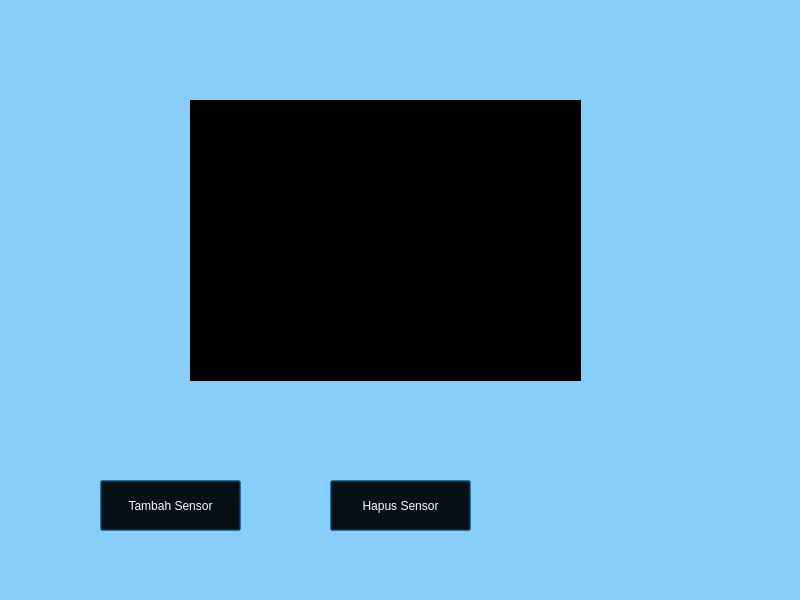
First picture: the form in mainwindow.ui, repository farel-dev68/Project-UAS, before the edit.
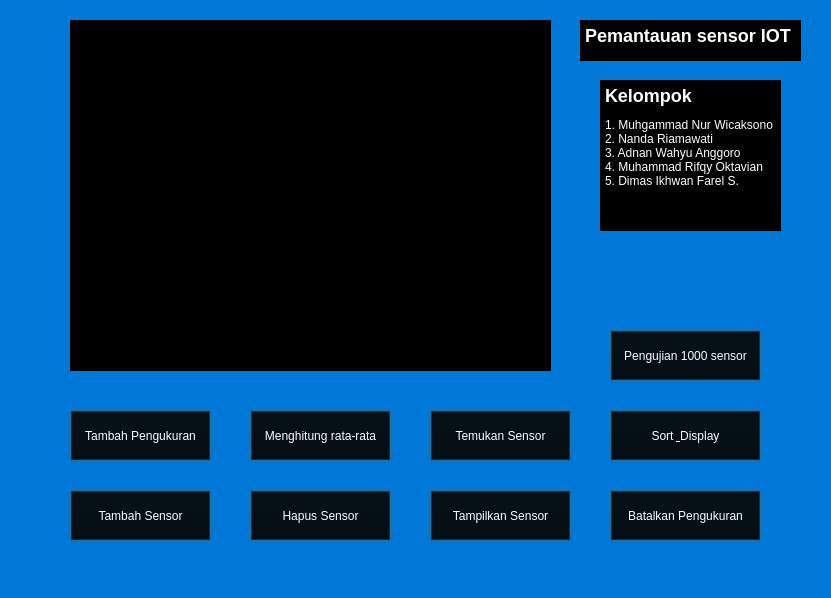
Second picture: the form after the edit.

Patch:
```diff
--- a/mainwindow.ui
+++ b/mainwindow.ui
@@ -6,22 +6,22 @@
    <rect>
     <x>0</x>
     <y>0</y>
-    <width>800</width>
-    <height>600</height>
+    <width>831</width>
+    <height>598</height>
    </rect>
   </property>
   <property name="windowTitle">
    <string>MainWindow</string>
   </property>
   <property name="styleSheet">
-   <string notr="true">background-color: #87CEFA;</string>
+   <string notr="true">background-color: #0078D7;</string>
   </property>
   <widget class="QWidget" name="centralwidget">
    <widget class="QPushButton" name="btnAddSensor">
     <property name="geometry">
      <rect>
-      <x>100</x>
-      <y>480</y>
+      <x>70</x>
+      <y>490</y>
       <width>141</width>
       <height>51</height>
      </rect>
@@ -61,8 +61,8 @@
    <widget class="QPushButton" name="btnRemoveSensor">
     <property name="geometry">
      <rect>
-      <x>330</x>
-      <y>480</y>
+      <x>250</x>
+      <y>490</y>
       <width>141</width>
       <height>51</height>
      </rect>
@@ -102,10 +102,10 @@
    <widget class="QTextBrowser" name="textOutput">
     <property name="geometry">
      <rect>
-      <x>190</x>
-      <y>100</y>
-      <width>391</width>
-      <height>281</height>
+      <x>70</x>
+      <y>20</y>
+      <width>481</width>
+      <height>351</height>
      </rect>
     </property>
     <property name="styleSheet">
@@ -113,6 +113,342 @@
 background-color: black;</string>
     </property>
    </widget>
+   <widget class="QPushButton" name="btnAddMeasurement">
+    <property name="geometry">
+     <rect>
+      <x>70</x>
+      <y>410</y>
+      <width>141</width>
+      <height>51</height>
+     </rect>
+    </property>
+    <property name="font">
+     <font>
+      <italic>false</italic>
+     </font>
+    </property>
+    <property name="autoFillBackground">
+     <bool>false</bool>
+    </property>
+    <property name="styleSheet">
+     <string notr="true">color: white;
+background-color: black;
+</string>
+    </property>
+    <property name="text">
+     <string>Tambah Pengukuran</string>
+    </property>
+    <property name="iconSize">
+     <size>
+      <width>16</width>
+      <height>16</height>
+     </size>
+    </property>
+    <property name="autoDefault">
+     <bool>false</bool>
+    </property>
+    <property name="default">
+     <bool>true</bool>
+    </property>
+    <property name="flat">
+     <bool>false</bool>
+    </property>
+   </widget>
+   <widget class="QPushButton" name="btnGetAverage">
+    <property name="geometry">
+     <rect>
+      <x>250</x>
+      <y>410</y>
+      <width>141</width>
+      <height>51</height>
+     </rect>
+    </property>
+    <property name="font">
+     <font>
+      <italic>false</italic>
+     </font>
+    </property>
+    <property name="autoFillBackground">
+     <bool>false</bool>
+    </property>
+    <property name="styleSheet">
+     <string notr="true">color: white;
+background-color: black;
+</string>
+    </property>
+    <property name="text">
+     <string>Menghitung rata-rata</string>
+    </property>
+    <property name="iconSize">
+     <size>
+      <width>16</width>
+      <height>16</height>
+     </size>
+    </property>
+    <property name="autoDefault">
+     <bool>false</bool>
+    </property>
+    <property name="default">
+     <bool>true</bool>
+    </property>
+    <property name="flat">
+     <bool>false</bool>
+    </property>
+   </widget>
+   <widget class="QPushButton" name="btnDisplaySensor">
+    <property name="geometry">
+     <rect>
+      <x>430</x>
+      <y>490</y>
+      <width>141</width>
+      <height>51</height>
+     </rect>
+    </property>
+    <property name="font">
+     <font>
+      <italic>false</italic>
+     </font>
+    </property>
+    <property name="autoFillBackground">
+     <bool>false</bool>
+    </property>
+    <property name="styleSheet">
+     <string notr="true">color: white;
+background-color: black;
+</string>
+    </property>
+    <property name="text">
+     <string>Tampilkan Sensor</string>
+    </property>
+    <property name="iconSize">
+     <size>
+      <width>16</width>
+      <height>16</height>
+     </size>
+    </property>
+    <property name="autoDefault">
+     <bool>false</bool>
+    </property>
+    <property name="default">
+     <bool>true</bool>
+    </property>
+    <property name="flat">
+     <bool>false</bool>
+    </property>
+   </widget>
+   <widget class="QPushButton" name="btnFindSensor">
+    <property name="geometry">
+     <rect>
+      <x>430</x>
+      <y>410</y>
+      <width>141</width>
+      <height>51</height>
+     </rect>
+    </property>
+    <property name="font">
+     <font>
+      <italic>false</italic>
+     </font>
+    </property>
+    <property name="autoFillBackground">
+     <bool>false</bool>
+    </property>
+    <property name="styleSheet">
+     <string notr="true">color: white;
+background-color: black;
+</string>
+    </property>
+    <property name="text">
+     <string>Temukan Sensor</string>
+    </property>
+    <property name="iconSize">
+     <size>
+      <width>16</width>
+      <height>16</height>
+     </size>
+    </property>
+    <property name="autoDefault">
+     <bool>false</bool>
+    </property>
+    <property name="default">
+     <bool>true</bool>
+    </property>
+    <property name="flat">
+     <bool>false</bool>
+    </property>
+   </widget>
+   <widget class="QPushButton" name="btnFindSensor_2">
+    <property name="geometry">
+     <rect>
+      <x>610</x>
+      <y>490</y>
+      <width>151</width>
+      <height>51</height>
+     </rect>
+    </property>
+    <property name="font">
+     <font>
+      <italic>false</italic>
+     </font>
+    </property>
+    <property name="autoFillBackground">
+     <bool>false</bool>
+    </property>
+    <property name="styleSheet">
+     <string notr="true">color: white;
+background-color: black;
+</string>
+    </property>
+    <property name="text">
+     <string>Batalkan Pengukuran</string>
+    </property>
+    <property name="iconSize">
+     <size>
+      <width>16</width>
+      <height>16</height>
+     </size>
+    </property>
+    <property name="autoDefault">
+     <bool>false</bool>
+    </property>
+    <property name="default">
+     <bool>true</bool>
+    </property>
+    <property name="flat">
+     <bool>false</bool>
+    </property>
+   </widget>
+   <widget class="QPushButton" name="btnFindSensor_3">
+    <property name="geometry">
+     <rect>
+      <x>610</x>
+      <y>410</y>
+      <width>151</width>
+      <height>51</height>
+     </rect>
+    </property>
+    <property name="font">
+     <font>
+      <italic>false</italic>
+     </font>
+    </property>
+    <property name="autoFillBackground">
+     <bool>false</bool>
+    </property>
+    <property name="styleSheet">
+     <string notr="true">color: white;
+background-color: black;
+</string>
+    </property>
+    <property name="text">
+     <string>Sort &amp; Display</string>
+    </property>
+    <property name="iconSize">
+     <size>
+      <width>16</width>
+      <height>16</height>
+     </size>
+    </property>
+    <property name="autoDefault">
+     <bool>false</bool>
+    </property>
+    <property name="default">
+     <bool>true</bool>
+    </property>
+    <property name="flat">
+     <bool>false</bool>
+    </property>
+   </widget>
+   <widget class="QPushButton" name="btnFindSensor_4">
+    <property name="geometry">
+     <rect>
+      <x>610</x>
+      <y>330</y>
+      <width>151</width>
+      <height>51</height>
+     </rect>
+    </property>
+    <property name="font">
+     <font>
+      <italic>false</italic>
+     </font>
+    </property>
+    <property name="autoFillBackground">
+     <bool>false</bool>
+    </property>
+    <property name="styleSheet">
+     <string notr="true">color: white;
+background-color: black;
+</string>
+    </property>
+    <property name="text">
+     <string>Pengujian 1000 sensor</string>
+    </property>
+    <property name="iconSize">
+     <size>
+      <width>16</width>
+      <height>16</height>
+     </size>
+    </property>
+    <property name="autoDefault">
+     <bool>false</bool>
+    </property>
+    <property name="default">
+     <bool>true</bool>
+    </property>
+    <property name="flat">
+     <bool>false</bool>
+    </property>
+   </widget>
+   <widget class="QTextBrowser" name="textOutput_2">
+    <property name="geometry">
+     <rect>
+      <x>600</x>
+      <y>80</y>
+      <width>181</width>
+      <height>151</height>
+     </rect>
+    </property>
+    <property name="styleSheet">
+     <string notr="true">color: white;
+background-color: black;</string>
+    </property>
+    <property name="html">
+     <string>&lt;!DOCTYPE HTML PUBLIC &quot;-//W3C//DTD HTML 4.0//EN&quot; &quot;http://www.w3.org/TR/REC-html40/strict.dtd&quot;&gt;
+&lt;html&gt;&lt;head&gt;&lt;meta name=&quot;qrichtext&quot; content=&quot;1&quot; /&gt;&lt;meta charset=&quot;utf-8&quot; /&gt;&lt;style type=&quot;text/css&quot;&gt;
+p, li { white-space: pre-wrap; }
+hr { height: 1px; border-width: 0; }
+li.unchecked::marker { content: &quot;\2610&quot;; }
+li.checked::marker { content: &quot;\2612&quot;; }
+&lt;/style&gt;&lt;/head&gt;&lt;body style=&quot; font-family:'Segoe UI'; font-size:9pt; font-weight:400; font-style:normal;&quot;&gt;
+&lt;h2 style=&quot; margin-top:16px; margin-bottom:12px; margin-left:0px; margin-right:0px; -qt-block-indent:0; text-indent:0px;&quot;&gt;&lt;span style=&quot; font-size:x-large; font-weight:700;&quot;&gt;Kelompok&lt;/span&gt;&lt;/h2&gt;
+&lt;p style=&quot; margin-top:0px; margin-bottom:0px; margin-left:0px; margin-right:0px; -qt-block-indent:0; text-indent:0px;&quot;&gt;1. Muhgammad Nur Wicaksono&lt;br /&gt;2. Nanda Riamawati&lt;br /&gt;3. Adnan Wahyu Anggoro&lt;br /&gt;4. Muhammad Rifqy Oktavian&lt;br /&gt;5. Dimas Ikhwan Farel S.&lt;/p&gt;&lt;/body&gt;&lt;/html&gt;</string>
+    </property>
+   </widget>
+   <widget class="QTextBrowser" name="textOutput_3">
+    <property name="geometry">
+     <rect>
+      <x>580</x>
+      <y>20</y>
+      <width>221</width>
+      <height>41</height>
+     </rect>
+    </property>
+    <property name="styleSheet">
+     <string notr="true">color: white;
+background-color: black;</string>
+    </property>
+    <property name="html">
+     <string>&lt;!DOCTYPE HTML PUBLIC &quot;-//W3C//DTD HTML 4.0//EN&quot; &quot;http://www.w3.org/TR/REC-html40/strict.dtd&quot;&gt;
+&lt;html&gt;&lt;head&gt;&lt;meta name=&quot;qrichtext&quot; content=&quot;1&quot; /&gt;&lt;meta charset=&quot;utf-8&quot; /&gt;&lt;style type=&quot;text/css&quot;&gt;
+p, li { white-space: pre-wrap; }
+hr { height: 1px; border-width: 0; }
+li.unchecked::marker { content: &quot;\2610&quot;; }
+li.checked::marker { content: &quot;\2612&quot;; }
+&lt;/style&gt;&lt;/head&gt;&lt;body style=&quot; font-family:'Segoe UI'; font-size:9pt; font-weight:400; font-style:normal;&quot;&gt;
+&lt;h2 style=&quot; margin-top:16px; margin-bottom:12px; margin-left:0px; margin-right:0px; -qt-block-indent:0; text-indent:0px;&quot;&gt;&lt;span style=&quot; font-size:x-large; font-weight:700;&quot;&gt;Pemantauan sensor IOT&lt;/span&gt;&lt;/h2&gt;&lt;/body&gt;&lt;/html&gt;</string>
+    </property>
+   </widget>
   </widget>
   <widget class="QMenuBar" name="menubar">
    <property name="geometry">
```
Left out of the diff: 2 changed lines with no effect on the pictures.
